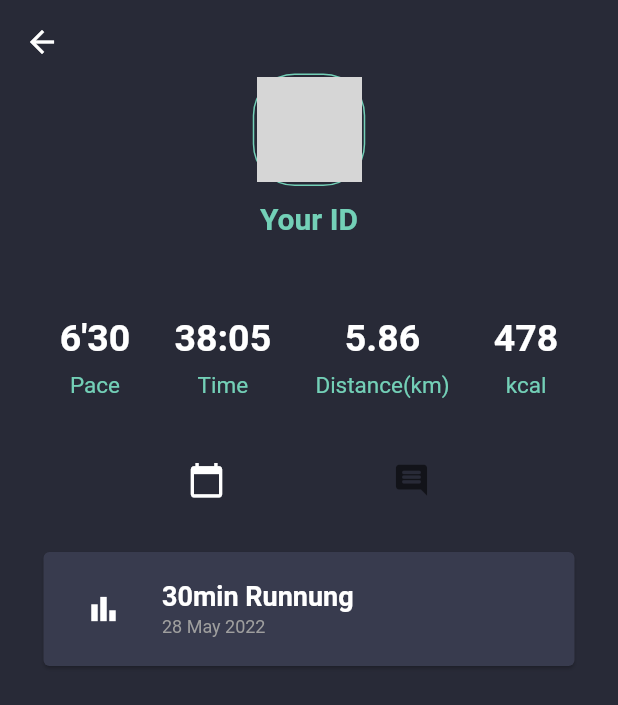
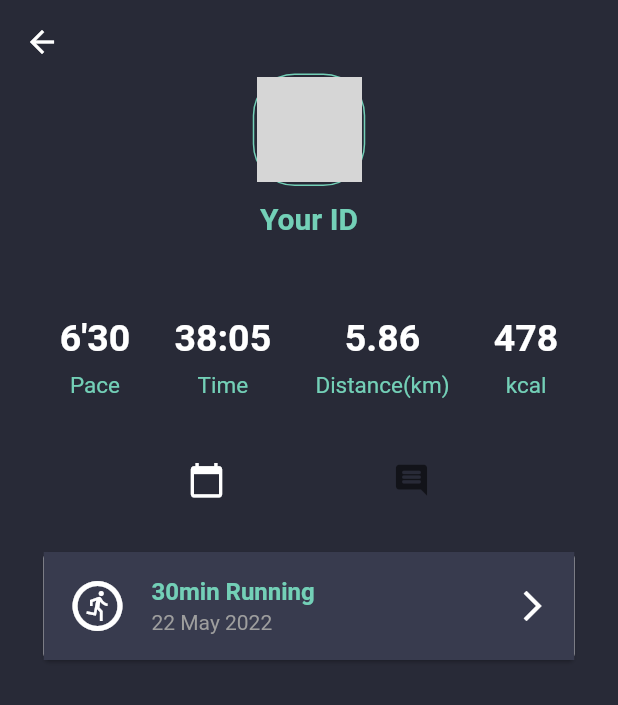
Before and after one commit to CHOSION/runiverse, a Flutter app: the Profile screen opened directly, on a phone screen of 412 x 824 dp. Shown: the top 705 px of the screen. Run offline on Flutter 3.47's test engine with Material 2 defaults, Android fonts, the phone set to English and light mode, and no system bars; our stand-ins replace animated_splash_screen, page_transition; network calls fail; grey boxes are pictures that could not be loaded.

Commit message:
Update profile.dart
running block stack ui complete

```diff
--- a/lib/running/profile.dart
+++ b/lib/running/profile.dart
@@ -1,5 +1,6 @@
 import 'package:flutter/material.dart';
 import 'package:runiverse/config/palette.dart';
+import 'package:runiverse/start/login.dart';
 
 class Profile extends StatefulWidget {
   const Profile({Key? key}) : super(key: key);
@@ -68,11 +69,13 @@ class _ProfileState extends State<Profile> {
   }
 
   Widget getBody() {
+    double height = MediaQuery.of(context).size.height;
+    double width = MediaQuery.of(context).size.width;
+
     return SingleChildScrollView(
         child: Padding(
             padding: const EdgeInsets.only(left: 25, right: 25),
-        child: Column(
-          children: [
+            child: Column(children: [
               SizedBox(height: 5),
               Row(
                 mainAxisAlignment: MainAxisAlignment.spaceAround,
@@ -89,7 +92,8 @@ class _ProfileState extends State<Profile> {
                       SizedBox(height: 8),
                       Text(
                         "Pace",
-                      style: TextStyle(fontSize: 15, color: Palette.iconColor),
+                        style:
+                            TextStyle(fontSize: 15, color: Palette.iconColor),
                       ),
                     ],
                   ),
@@ -105,7 +109,8 @@ class _ProfileState extends State<Profile> {
                       SizedBox(height: 8),
                       Text(
                         "Time",
-                      style: TextStyle(fontSize: 15, color: Palette.iconColor),
+                        style:
+                            TextStyle(fontSize: 15, color: Palette.iconColor),
                       ),
                     ],
                   ),
@@ -121,7 +126,8 @@ class _ProfileState extends State<Profile> {
                       SizedBox(height: 8),
                       Text(
                         "Distance(km)",
-                      style: TextStyle(fontSize: 15, color: Palette.iconColor),
+                        style:
+                            TextStyle(fontSize: 15, color: Palette.iconColor),
                       ),
                     ],
                   ),
@@ -137,7 +143,8 @@ class _ProfileState extends State<Profile> {
                       SizedBox(height: 8),
                       Text(
                         "kcal",
-                      style: TextStyle(fontSize: 15, color: Palette.iconColor),
+                        style:
+                            TextStyle(fontSize: 15, color: Palette.iconColor),
                       ),
                     ],
                   )
@@ -172,51 +179,39 @@ class _ProfileState extends State<Profile> {
                 ],
               ),
               SizedBox(height: 20),
-            Column(
+              Container(
+                height: height*2,
+                decoration: BoxDecoration(
+                    borderRadius: BorderRadius.circular(12),
+                    color: Palette.backgroundDarkColor),
+                child: ListView(
                   children: [
                     Card(
-                  color: Palette.blockColor,
-                  child: Padding(
-                    padding: const EdgeInsets.symmetric(
-                        horizontal: 16.0, vertical: 14.0),
-                    child: Row(
-                      children: [
-                        IconButton(
-                          onPressed: () {},
-                          icon: Icon(
-                            Icons.bar_chart,
-                            color: Colors.white,
+                      child: ListTile(
+                          onTap: () {
+                            Navigator.push(context, MaterialPageRoute(
+                                builder: (BuildContext context) {
+                              return LoginPage();
+                            }));
+                          },
+                          leading: Icon(Icons.run_circle_outlined, size: 40,color: Colors.white,),
+                          title: Text(
+                            '30min Running',
+                            style: TextStyle(
+                                fontWeight: FontWeight.bold,
+                                color: Palette.iconColor),
                           ),
+                          subtitle: Text(
+                            '22 May 2022',
+                            style: TextStyle(color: Colors.grey),
                           ),
-                        SizedBox(width: 15),
-                        Column(
-                          crossAxisAlignment: CrossAxisAlignment.start,
-                          mainAxisSize: MainAxisSize.min,
-                          children: [
-                            Text(
-                              "30min Runnung",
-                              style: TextStyle(
-                                  color: Colors.white,
-                                  fontWeight: FontWeight.bold,
-                                  fontSize: 18),
+                          trailing: Icon(Icons.arrow_forward_ios, color: Colors.white,),
+                        tileColor: Palette.blockColor,
                       ),
-                            SizedBox(height: 3),
-                            Text(
-                              "28 May 2022",
-                              style:
-                                  TextStyle(color: Colors.grey, fontSize: 12),
-                            )
-                          ],
                     )
                   ],
                 ),
-                  ),
               )
-              ],
-            )
-          ],
-        ),
-      ),
-    );
+            ])));
   }
 }
```
Lines whose indentation alone changed are shown as unchanged.
